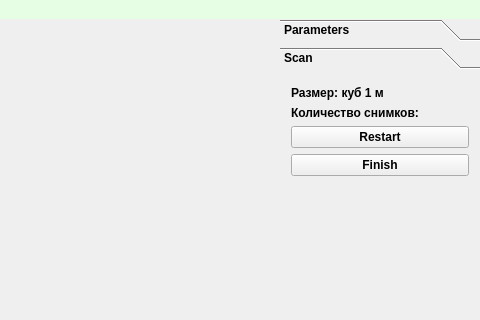
Before: the Qt Designer form scanelium/scanelium.ui in lotmennikov/Scanelium, drawn with Qt 5; both pictures show x 442 to 922 and y 0 to 320 of the 922 by 663 pixel window.
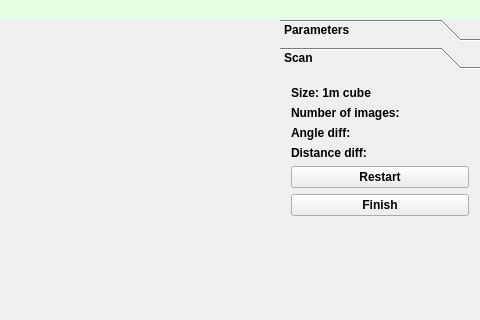
After: the same form once the commit is applied. The open tabs and pages were chosen to show the change. Custom widgets are drawn as their Qt base class.

```diff
--- a/scanelium/scanelium.ui
+++ b/scanelium/scanelium.ui
@@ -352,8 +352,8 @@
           <rect>
            <x>0</x>
            <y>0</y>
-           <width>126</width>
-           <height>114</height>
+           <width>200</width>
+           <height>512</height>
           </rect>
          </property>
          <attribute name="label">
@@ -363,14 +363,28 @@
           <item>
            <widget class="QLabel" name="scansizeLabel">
             <property name="text">
-             <string>Размер: куб 1 м</string>
+             <string>Size: 1m cube</string>
             </property>
            </widget>
           </item>
           <item>
            <widget class="QLabel" name="scanimagesLabel">
             <property name="text">
-             <string>Количество снимков:</string>
+             <string>Number of images:</string>
+            </property>
+           </widget>
+          </item>
+          <item>
+           <widget class="QLabel" name="angleLabel">
+            <property name="text">
+             <string>Angle diff:</string>
+            </property>
+           </widget>
+          </item>
+          <item>
+           <widget class="QLabel" name="distLabel">
+            <property name="text">
+             <string>Distance diff:</string>
             </property>
            </widget>
           </item>
```
Left out of the diff: 27 changed lines with no effect on the pictures.
